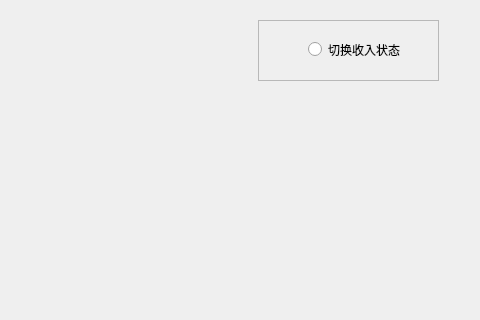
First picture: the form in analyze.ui, repository X-wenhao/bookkeeping, before the edit; both pictures show x 312 to 792 and y 0 to 320 of the 792 by 768 pixel window.
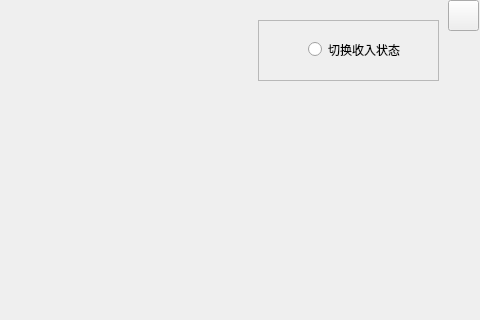
Second picture: the form after the edit. Icons and pictures are not drawn.

```diff
--- a/analyze.ui
+++ b/analyze.ui
@@ -174,6 +174,23 @@
     <string notr="true"/>
    </property>
   </widget>
+  <widget class="QPushButton" name="pushButton_4">
+   <property name="geometry">
+    <rect>
+     <x>760</x>
+     <y>0</y>
+     <width>31</width>
+     <height>31</height>
+    </rect>
+   </property>
+   <property name="styleSheet">
+    <string notr="true">color: rgba(255, 255, 255，0);
+background-image: url(:/test/material/图层 0.png);</string>
+   </property>
+   <property name="text">
+    <string/>
+   </property>
+  </widget>
   <action name="actiontwo_exchange_status">
    <property name="text">
     <string>two_exchange_status</string>
```
